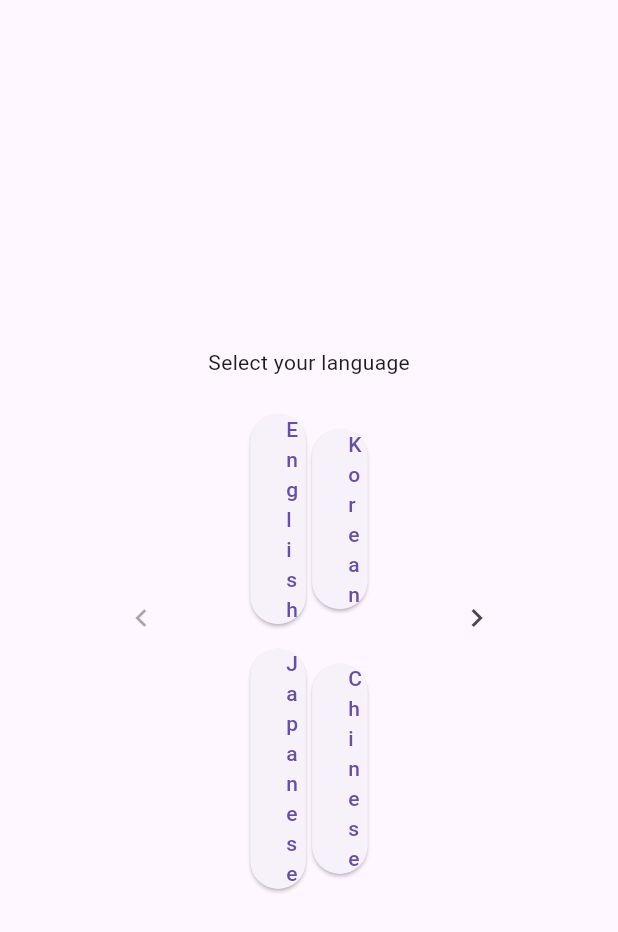
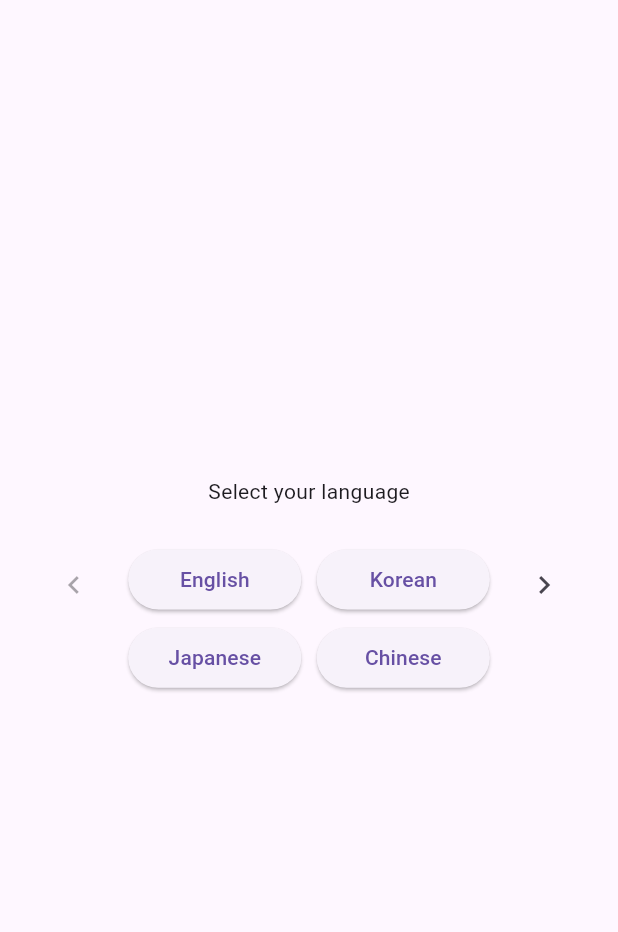
Before and after one commit to SanqBear/rabbit_hole, a Flutter app: the screen it shows after launch, after a tap on "Korean", after a tap on "영어", on a phone screen of 412 x 824 dp. Shown: the top 932 px of the screen. Run offline on Flutter 3.47's test engine with Material 3 defaults, Android fonts, the phone set to English and light mode, and no system bars; our stand-ins replace shared_preferences, validators; generated files the repository leaves out were written again.

Commit message:
refactor(view): refactoring view structure

```diff
--- a/lib/src/app.dart
+++ b/lib/src/app.dart
@@ -1,10 +1,11 @@
 import 'package:flutter/material.dart';
 import 'package:flutter_localizations/flutter_localizations.dart';
 import 'package:flutter_gen/gen_l10n/app_localizations.dart';
+import 'package:sanq_viewer/src/view/home/home_view.dart';
 import 'package:sanq_viewer/src/test/test_view.dart';
 
 import 'package:sanq_viewer/src/setting/setting_controller.dart';
-import 'package:sanq_viewer/src/firstrun/firstrun_wizard_view.dart';
+import 'package:sanq_viewer/src/view/firstrun/firstrun_wizard_view.dart';
 
 class App extends StatelessWidget {
   const App({required this.settingController, super.key});
@@ -44,9 +45,13 @@ class App extends StatelessWidget {
                       } else {
                         switch (routeSettings.name) {
                           case TestView.routeName:
-                          default:
                             return TestView(
                                 settingController: settingController);
+                          case HomeView.routeName:
+                          default:
+                            return HomeView(
+                              settingController: settingController,
+                            );
                         }
                       }
                     });
--- a/lib/src/firstrun/firstrun_wizard_view.dart
+++ b/lib/src/view/firstrun/firstrun_wizard_view.dart
@@ -1,5 +1,6 @@
 import 'package:flutter/material.dart';
 import 'package:flutter_gen/gen_l10n/app_localizations.dart';
+import 'package:sanq_viewer/util/device_size.dart';
 import 'package:validators/validators.dart';
 
 import 'package:sanq_viewer/src/setting/setting_controller.dart';
@@ -65,6 +66,9 @@ class LocaleSettingWizard extends StatelessWidget {
 
   @override
   Widget build(BuildContext context) {
+    DeviceSize deviceSize = DeviceSize(context);
+    deviceSize.init();
+
     return Container(
       alignment: Alignment.center,
       child: Row(
@@ -75,7 +79,10 @@ class LocaleSettingWizard extends StatelessWidget {
             onPressed: null,
             // nothing to do. this is first page.
           ),
-          SizedBox(width: MediaQuery.of(context).size.width * 0.05),
+          SizedBox(
+              width: deviceSize.aspectRatio > 1
+                  ? deviceSize.width * 0.05
+                  : deviceSize.width * 0.03),
           Container(
               alignment: Alignment.centerLeft,
               child: Column(
@@ -88,17 +95,16 @@ class LocaleSettingWizard extends StatelessWidget {
                         children: [
                           Text(AppLocalizations.of(context)!
                               .startWizardViewSelectYourLanguage),
-                          SizedBox(
-                              height:
-                                  MediaQuery.of(context).size.height * 0.03),
+                          SizedBox(height: deviceSize.height * 0.03),
                           Container(
                               alignment: Alignment.centerLeft,
                               child: Row(
                                 mainAxisAlignment: MainAxisAlignment.center,
                                 children: [
                                   SizedBox(
-                                    width: MediaQuery.of(context).size.width *
-                                        0.09,
+                                    width: deviceSize.aspectRatio > 1
+                                        ? deviceSize.width * 0.09
+                                        : deviceSize.width * 0.28,
                                     child: ElevatedButton(
                                       onPressed: () => {
                                         confirmEventHandler("en"),
@@ -108,11 +114,13 @@ class LocaleSettingWizard extends StatelessWidget {
                                     ),
                                   ),
                                   SizedBox(
-                                      width: MediaQuery.of(context).size.width *
-                                          0.01),
+                                      width: deviceSize.aspectRatio > 1
+                                          ? deviceSize.width * 0.01
+                                          : deviceSize.width * 0.025),
                                   SizedBox(
-                                    width: MediaQuery.of(context).size.width *
-                                        0.09,
+                                    width: deviceSize.aspectRatio > 1
+                                        ? deviceSize.width * 0.09
+                                        : deviceSize.width * 0.28,
                                     child: ElevatedButton(
                                         onPressed: () => {
                                               confirmEventHandler("ko"),
@@ -124,16 +132,18 @@ class LocaleSettingWizard extends StatelessWidget {
                                 ],
                               )),
                           SizedBox(
-                              height:
-                                  MediaQuery.of(context).size.height * 0.02),
+                              height: deviceSize.aspectRatio > 1
+                                  ? deviceSize.height * 0.02
+                                  : deviceSize.height * 0.005),
                           Container(
                               alignment: Alignment.center,
                               child: Row(
                                 mainAxisAlignment: MainAxisAlignment.center,
                                 children: [
                                   SizedBox(
-                                    width: MediaQuery.of(context).size.width *
-                                        0.09,
+                                    width: deviceSize.aspectRatio > 1
+                                        ? deviceSize.width * 0.09
+                                        : deviceSize.width * 0.28,
                                     child: ElevatedButton(
                                         onPressed: () => {
                                               confirmEventHandler("ja"),
@@ -143,11 +153,13 @@ class LocaleSettingWizard extends StatelessWidget {
                                                 .wordJapanese)),
                                   ),
                                   SizedBox(
-                                      width: MediaQuery.of(context).size.width *
-                                          0.01),
+                                      width: deviceSize.aspectRatio > 1
+                                          ? deviceSize.width * 0.01
+                                          : deviceSize.width * 0.025),
                                   SizedBox(
-                                    width: MediaQuery.of(context).size.width *
-                                        0.09,
+                                    width: deviceSize.aspectRatio > 1
+                                        ? deviceSize.width * 0.09
+                                        : deviceSize.width * 0.28,
                                     child: ElevatedButton(
                                         onPressed: () => {
                                               confirmEventHandler("zh"),
@@ -162,7 +174,10 @@ class LocaleSettingWizard extends StatelessWidget {
                       ))
                 ],
               )),
-          SizedBox(width: MediaQuery.of(context).size.width * 0.05),
+          SizedBox(
+              width: deviceSize.aspectRatio > 1
+                  ? deviceSize.width * 0.05
+                  : deviceSize.width * 0.03),
           IconButton(
               icon: const Icon(Icons.navigate_next),
               onPressed: () => {moveToNextHandler()}),
@@ -185,6 +200,9 @@ class ThemeModeSettingWizard extends StatelessWidget {
 
   @override
   Widget build(BuildContext context) {
+    DeviceSize deviceSize = DeviceSize(context);
+    deviceSize.init();
+
     return Container(
       alignment: Alignment.center,
       child: Row(
@@ -197,7 +215,10 @@ class ThemeModeSettingWizard extends StatelessWidget {
             },
             // nothing to do. this is first page.
           ),
-          SizedBox(width: MediaQuery.of(context).size.width * 0.05),
+          SizedBox(
+              width: deviceSize.aspectRatio > 1
+                  ? deviceSize.width * 0.05
+                  : deviceSize.width * 0.07),
           Container(
             alignment: Alignment.center,
             child: Column(
@@ -209,10 +230,11 @@ class ThemeModeSettingWizard extends StatelessWidget {
                       children: [
                         Text(AppLocalizations.of(context)!
                             .startWizardViewSelectApplicationTheme),
+                        SizedBox(height: deviceSize.height * 0.02),
                         SizedBox(
-                            height: MediaQuery.of(context).size.height * 0.02),
-                        SizedBox(
-                          width: MediaQuery.of(context).size.width * 0.2,
+                          width: deviceSize.aspectRatio > 1
+                              ? deviceSize.width * 0.2
+                              : deviceSize.width * 0.5,
                           child: ElevatedButton(
                               onPressed: () =>
                                   confirmEventHandler(ThemeMode.system),
@@ -220,9 +242,13 @@ class ThemeModeSettingWizard extends StatelessWidget {
                                   .wordSystemTheme)),
                         ),
                         SizedBox(
-                            height: MediaQuery.of(context).size.height * 0.01),
+                            height: deviceSize.aspectRatio > 1
+                                ? deviceSize.height * 0.01
+                                : deviceSize.height * 0.005),
                         SizedBox(
-                          width: MediaQuery.of(context).size.width * 0.2,
+                          width: deviceSize.aspectRatio > 1
+                              ? deviceSize.width * 0.2
+                              : deviceSize.width * 0.5,
                           child: ElevatedButton(
                               onPressed: () =>
                                   confirmEventHandler(ThemeMode.light),
@@ -230,9 +256,13 @@ class ThemeModeSettingWizard extends StatelessWidget {
                                   .wordLightTheme)),
                         ),
                         SizedBox(
-                            height: MediaQuery.of(context).size.height * 0.01),
+                            height: deviceSize.aspectRatio > 1
+                                ? deviceSize.height * 0.01
+                                : deviceSize.height * 0.005),
                         SizedBox(
-                          width: MediaQuery.of(context).size.width * 0.2,
+                          width: deviceSize.aspectRatio > 1
+                              ? deviceSize.width * 0.2
+                              : deviceSize.width * 0.5,
                           child: ElevatedButton(
                               onPressed: () =>
                                   confirmEventHandler(ThemeMode.dark),
@@ -244,7 +274,10 @@ class ThemeModeSettingWizard extends StatelessWidget {
               ],
             ),
           ),
-          SizedBox(width: MediaQuery.of(context).size.width * 0.05),
+          SizedBox(
+              width: deviceSize.aspectRatio > 1
+                  ? deviceSize.width * 0.05
+                  : deviceSize.width * 0.07),
           IconButton(
               icon: const Icon(Icons.navigate_next),
               onPressed: () => {moveToNextHandler()}),
@@ -275,20 +308,22 @@ class _BaseUrlSettingWizardState extends State<BaseUrlSettingWizard> {
 
   @override
   Widget build(BuildContext context) {
+    DeviceSize deviceSize = DeviceSize(context);
+    deviceSize.init();
+
     return Column(
       mainAxisAlignment: MainAxisAlignment.center,
       children: [
         Container(
             margin: EdgeInsets.only(
-                left: MediaQuery.of(context).size.width * 0.05,
-                right: MediaQuery.of(context).size.width * 0.05),
+                left: deviceSize.width * 0.05, right: deviceSize.width * 0.05),
             alignment: Alignment.center,
             child: Form(
                 key: _formKey,
                 child: Column(children: [
                   Text(AppLocalizations.of(context)!
                       .startWizardViewInputYourBaseUrl),
-                  SizedBox(height: MediaQuery.of(context).size.height * 0.01),
+                  SizedBox(height: deviceSize.height * 0.01),
                   TextFormField(
                     controller: _inputController,
                     decoration: const InputDecoration(
@@ -306,7 +341,7 @@ class _BaseUrlSettingWizardState extends State<BaseUrlSettingWizard> {
                       return null;
                     },
                   ),
-                  SizedBox(height: MediaQuery.of(context).size.height * 0.01),
+                  SizedBox(height: deviceSize.height * 0.01),
                   Container(
                     alignment: Alignment.center,
                     child: Row(
@@ -333,8 +368,7 @@ class _BaseUrlSettingWizardState extends State<BaseUrlSettingWizard> {
                                 },
                             child:
                                 Text(AppLocalizations.of(context)!.wordSubmit)),
-                        SizedBox(
-                            width: MediaQuery.of(context).size.width * 0.01),
+                        SizedBox(width: deviceSize.width * 0.01),
                         ElevatedButton(
                             onPressed: () => {
                                   widget.moveToBeforeHandler(),
--- /dev/null
+++ b/lib/util/device_size.dart
@@ -0,0 +1,21 @@
+import 'package:flutter/widgets.dart';
+
+class DeviceSize {
+  DeviceSize(BuildContext context) : _context = context;
+
+  final BuildContext _context;
+  late double _width;
+  late double _height;
+  late double _aspectRatio;
+
+  void init() {
+    _width = MediaQuery.of(_context).size.width;
+    _height = MediaQuery.of(_context).size.height;
+    _aspectRatio = MediaQuery.of(_context).size.width /
+        MediaQuery.of(_context).size.height;
+  }
+
+  double get width => _width;
+  double get height => _height;
+  double get aspectRatio => _aspectRatio;
+}
```
Also changed, not shown: lib/src/view/home/home_view.dart (added, +76 -0 lines), lib/src/view/manga/manga_front_view.dart (added, +13 -0 lines), lib/src/view/webtoon/webtoon_front_view.dart (added, +13 -0 lines), 1 other file.
